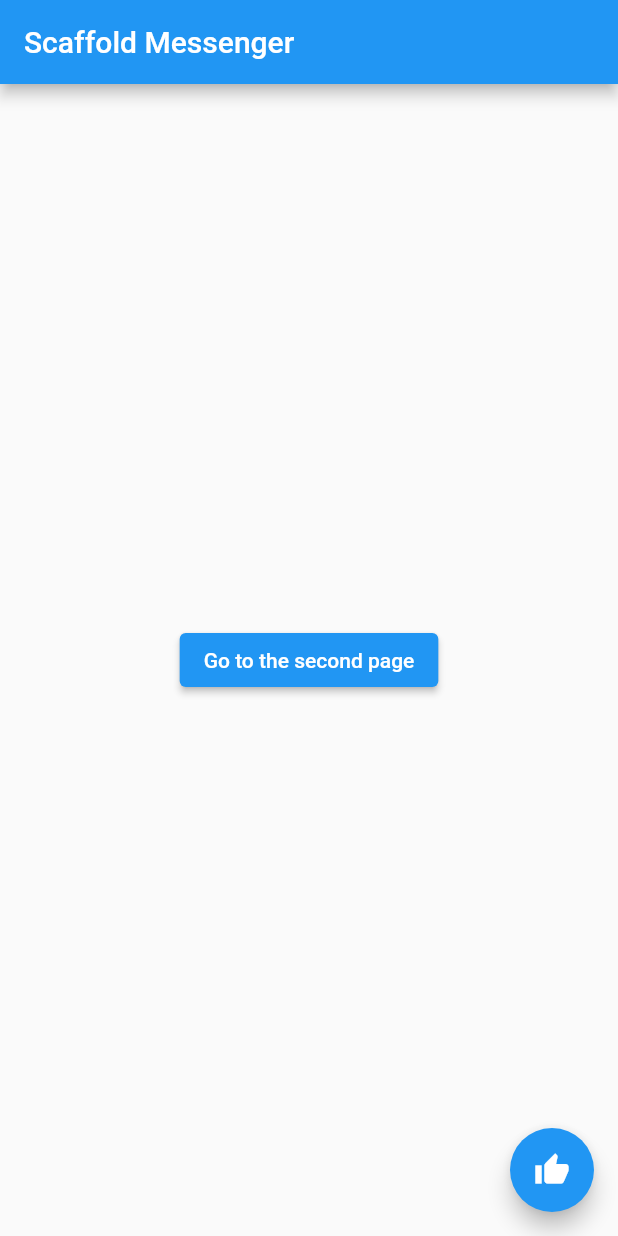
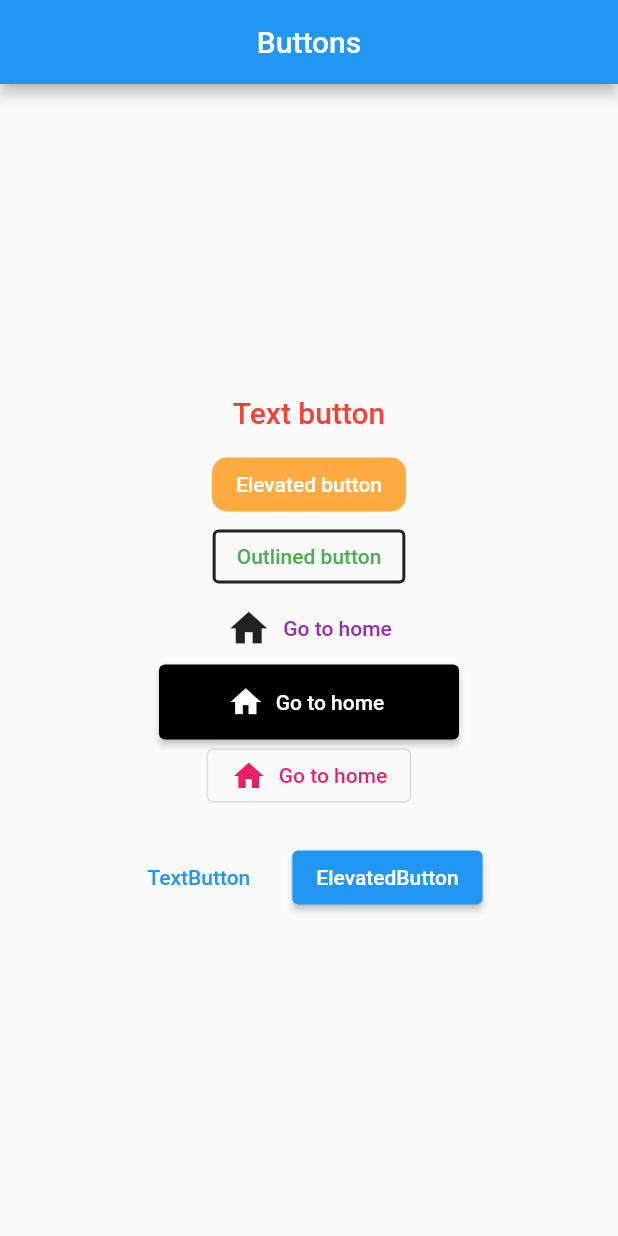
Before and after one commit to cjw020607/flutter-project, a Flutter app: the screen it shows after launch, on a phone screen of 412 x 824 dp. Run offline on Flutter 3.47's test engine with Material 2 defaults, Android fonts, the phone set to English and light mode, and no system bars; our stand-ins replace geolocator.

Commit message:
1-27 flutter button

```diff
--- a/flutter_application_2/lib/main.dart
+++ b/flutter_application_2/lib/main.dart
@@ -11,120 +11,119 @@ class MyApp extends StatelessWidget {
   Widget build(BuildContext context) {
     return MaterialApp(
       theme: ThemeData(primarySwatch: Colors.blue),
-      home: MyPage(),
+      home: MyButtons(),
     );
   }
 }
 
-class MyPage extends StatelessWidget {
-  const MyPage({super.key});
+class MyButtons extends StatelessWidget {
+  const MyButtons({super.key});
 
   @override
   Widget build(BuildContext context) {
     return Scaffold(
       appBar: AppBar(
-        title: Text('Scaffold Messenger'),
+        title: Text('Buttons'),
+        centerTitle: true,
       ),
-      body: HomeBody(),
-      floatingActionButton: FloatingActionButton(
-        child: Icon(Icons.thumb_up),
+      body: Center(
+        child: Column(
+          mainAxisAlignment: MainAxisAlignment.center,
+          children: [
+            TextButton(
               onPressed: () {
-          ScaffoldMessenger.of(context).showSnackBar(
-            SnackBar(
-              content: Text('Like a new Snack bar!'),
-              duration: Duration(seconds: 5),
-              action: SnackBarAction(
-                //스낵바 오른쪽 배치
-                label: 'Undo',
-                onPressed: () {
-                  Navigator.push(
-                    context,
-                    MaterialPageRoute(builder: (context) => ThirdPage()),
-                  );
+                print('text button');
               },
+              //길게 눌렀을 때
+              onLongPress: () {
+                print('text button~');
+              },
+              child: Text(
+                'Text button',
+                style: TextStyle(fontSize: 20.0),
+              ),
+              style: TextButton.styleFrom(
+                //primary->foregroundColor
+                primary: Colors.red,
+                //backgroundColor: Colors.blue
               ),
             ),
-          );
+            ElevatedButton(
+              onPressed: () {
+                print('Elevated button');
               },
+              child: Text('Elevated button'),
+              style: ElevatedButton.styleFrom(
+                  //elvatedbutton에서는 primary가 버튼 색, 그러나 backgroundColor가 생김
+                  primary: Colors.orangeAccent,
+                  shape: RoundedRectangleBorder(
+                      borderRadius: BorderRadius.circular(10.0)),
+                  elevation: 0.0),
             ),
-    );
-  }
-}
-
-class HomeBody extends StatelessWidget {
-  const HomeBody({super.key});
-
-  @override
-  Widget build(BuildContext context) {
-    return Center(
-      child: ElevatedButton(
-        child: Text('Go to the second page'),
+            OutlinedButton(
                 onPressed: () {
-          Navigator.push(
-            context,
-            MaterialPageRoute(builder: (context) => SecondPage()),
-          );
+                  print('Outlined button');
                 },
+                child: Text('Outlined button'),
+                style: OutlinedButton.styleFrom(
+                    //primary->foregroundColor
+                    primary: Colors.green,
+                    side: BorderSide(color: Colors.black87, width: 2.0))),
+            TextButton.icon(
+              onPressed: () {
+                print('Icon button');
+              },
+              icon: Icon(
+                Icons.home,
+                size: 30.0,
+                //icon 색상 지정 안하면 button의 foregroundcolor(primary) 색에 따라 바뀜
+                color: Colors.black87,
               ),
-    );
-  }
-}
-
-class SecondPage extends StatelessWidget {
-  const SecondPage({super.key});
-
-  @override
-  Widget build(BuildContext context) {
-    return Scaffold(
-      appBar: AppBar(
-        title: Text('Second Page'),
+              label: Text('Go to home'),
+              style: TextButton.styleFrom(
+                primary: Colors.purple,
               ),
-      body: Center(
-        child: Text(
-          '"좋아요가 추가되었습니다"',
-          style: TextStyle(fontSize: 20.0, color: Colors.redAccent),
+            ),
+            ElevatedButton.icon(
+              onPressed: () {
+                print('Go to home');
+              },
+              icon: Icon(
+                Icons.home,
+              ),
+              label: Text('Go to home'),
+              style: ElevatedButton.styleFrom(
+                  primary: Colors.black, minimumSize: Size(200, 50)),
+            ),
+            OutlinedButton.icon(
+              onPressed: null,
+              icon: Icon(
+                Icons.home,
+              ),
+              label: Text('Go to home'),
+              style: OutlinedButton.styleFrom(
+                  primary: Colors.black,
+                  //비활성화된 버튼 색 바꿈
+                  onSurface: Colors.pink),
+            ),
+            //가로 방향으로 끝 정렬(공간 부족하면 세로 방향으로 정렬)
+            ButtonBar(
+              alignment: MainAxisAlignment.center,
+              buttonPadding: EdgeInsets.all(20),
+              children: [
+                TextButton(
+                  onPressed: () {},
+                  child: Text("TextButton"),
+                ),
+                ElevatedButton(
+                  onPressed: () {},
+                  child: Text("ElevatedButton"),
+                ),
+              ],
+            )
+          ],
         ),
       ),
     );
   }
 }
-
-class ThirdPage extends StatelessWidget {
-  @override
-  Widget build(BuildContext context) {
-    return ScaffoldMessenger(
-      child: Scaffold(
-        appBar: AppBar(
-          title: Text('Third Page'),
-        ),
-        //새 context 생성해서 scaffoldmessonger.of(context)에 전달해줌 (third page 나가면 스낵바 같이 없어지게 하기)
-        body: Builder(builder: (context) {
-          //builder 위젯은 반드시 위젯을 return 해야 함
-          return Center(
-            child: Column(
-              mainAxisAlignment: MainAxisAlignment.center,
-              children: [
-                Text(
-                  '"좋아요를 취소 하시겠습니까?"',
-                  style: TextStyle(fontSize: 20.0, color: Colors.redAccent),
-                ),
-                ElevatedButton(
-                  onPressed: () {
-                    //scafford 찾을 수 없음
-                    ScaffoldMessenger.of(context).showSnackBar(
-                      SnackBar(
-                        content: Text('"좋아요"가 취소되었습니다.'),
-                        duration: Duration(seconds: 3),
-                      ),
-                    );
-                  },
-                  child: Text('취소하기'),
-                ),
-              ],
-            ),
-          );
-        }),
-      ),
-    );
-  }
-}
```
Lines whose indentation alone changed are shown as unchanged.
